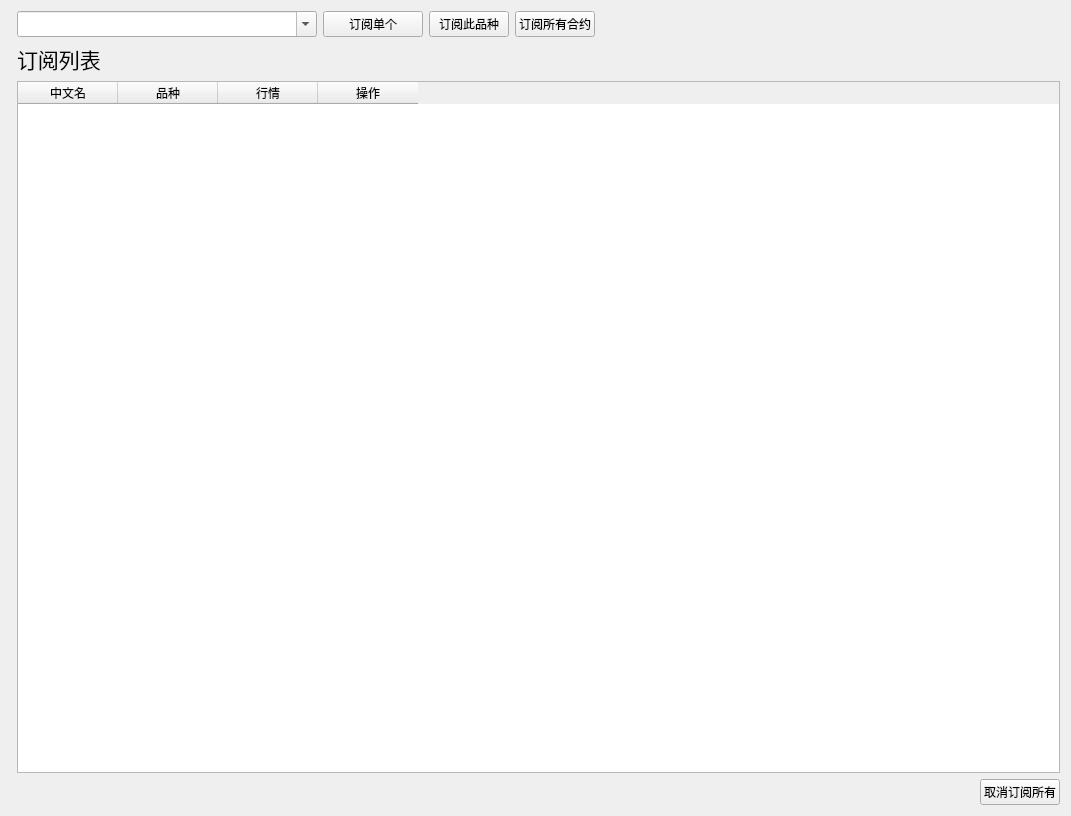
The window that app/ui/market.ui (ctpbee/ctpbee_desktop) describes before a commit, drawn with Qt 5.
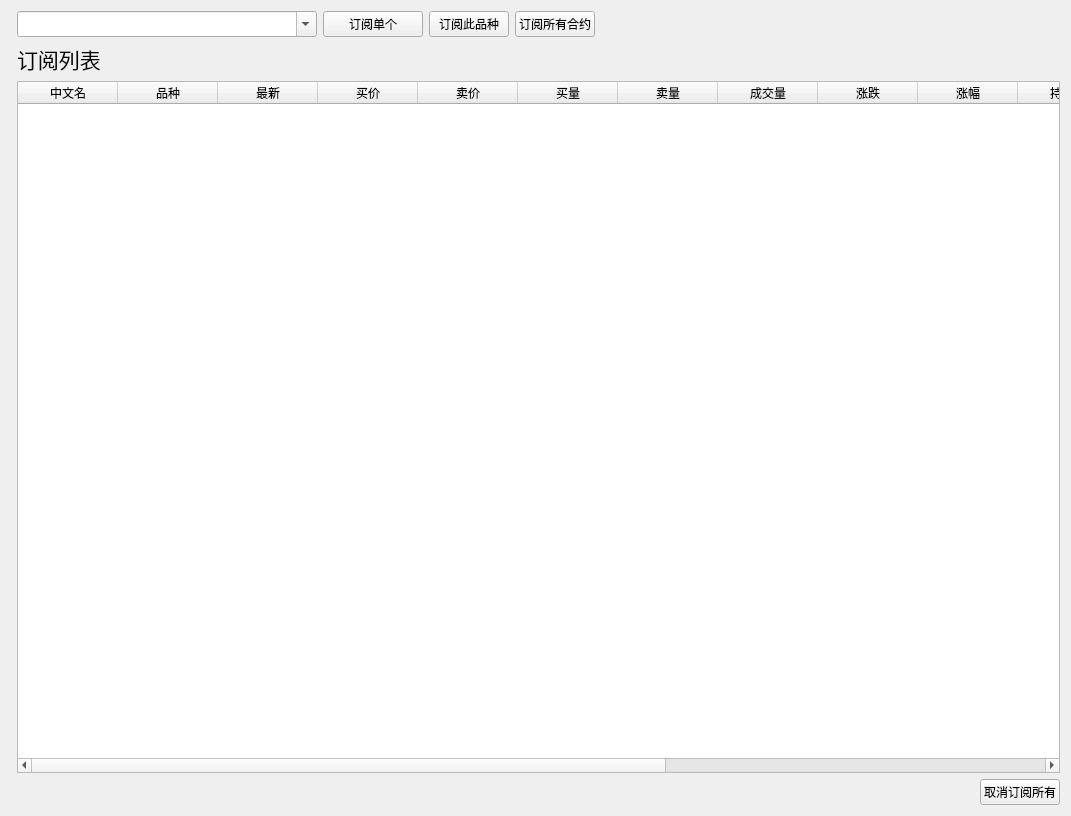
The same window after the commit.

```diff
--- a/app/ui/market.ui
+++ b/app/ui/market.ui
@@ -70,12 +70,72 @@
      </column>
      <column>
       <property name="text">
-       <string>行情</string>
+       <string>最新</string>
       </property>
      </column>
      <column>
       <property name="text">
-       <string>操作</string>
+       <string>买价</string>
+      </property>
+     </column>
+     <column>
+      <property name="text">
+       <string>卖价</string>
+      </property>
+     </column>
+     <column>
+      <property name="text">
+       <string>买量</string>
+      </property>
+     </column>
+     <column>
+      <property name="text">
+       <string>卖量</string>
+      </property>
+     </column>
+     <column>
+      <property name="text">
+       <string>成交量</string>
+      </property>
+     </column>
+     <column>
+      <property name="text">
+       <string>涨跌</string>
+      </property>
+     </column>
+     <column>
+      <property name="text">
+       <string>涨幅</string>
+      </property>
+     </column>
+     <column>
+      <property name="text">
+       <string>持仓量</string>
+      </property>
+     </column>
+     <column>
+      <property name="text">
+       <string>日增仓</string>
+      </property>
+     </column>
+     <column>
+      <property name="text">
+       <string>开盘</string>
+      </property>
+     </column>
+     <column>
+      <property name="text">
+       <string>最高</string>
+      </property>
+     </column>
+     <column>
+      <property name="text">
+       <string>现增仓</string>
+      </property>
+     </column>
+     <column>
+      <property name="text">
+       <string>昨收</string>
       </property>
      </column>
     </widget>
```
